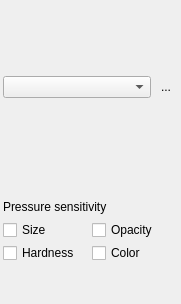
Above: src/client/ui/brushsettings.ui from drawpile/Drawpile before the change. Below: the same form after it.
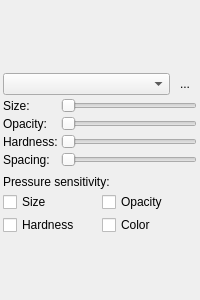
That is the form after the change. Icons and pictures are not drawn. Custom widgets are drawn as their Qt base class.

Commit message: Use standard sliders for brush settings (again)

Patch:
```diff
--- a/src/client/ui/brushsettings.ui
+++ b/src/client/ui/brushsettings.ui
@@ -6,14 +6,17 @@
    <rect>
     <x>0</x>
     <y>0</y>
-    <width>181</width>
-    <height>304</height>
+    <width>200</width>
+    <height>300</height>
    </rect>
   </property>
   <property name="windowTitle">
    <string>Form</string>
   </property>
   <layout class="QVBoxLayout" name="verticalLayout">
+   <property name="spacing">
+    <number>3</number>
+   </property>
    <property name="leftMargin">
     <number>3</number>
    </property>
@@ -89,85 +92,109 @@
     </layout>
    </item>
    <item>
-    <widget class="BrushSlider" name="brushsize" native="true">
-     <property name="minimumSize">
-      <size>
-       <width>0</width>
-       <height>18</height>
-      </size>
+    <layout class="QGridLayout" name="gridLayout">
+     <property name="spacing">
+      <number>3</number>
      </property>
-     <property name="toolTip">
-      <string>Radius</string>
-     </property>
-     <property name="maximum" stdset="0">
-      <number>64</number>
-     </property>
-    </widget>
+     <item row="0" column="0">
+      <widget class="QLabel" name="label">
+       <property name="text">
+        <string>Size:</string>
+       </property>
+      </widget>
+     </item>
+     <item row="0" column="1">
+      <widget class="QSlider" name="brushsize">
+       <property name="maximum">
+        <number>64</number>
+       </property>
+       <property name="orientation">
+        <enum>Qt::Horizontal</enum>
+       </property>
+      </widget>
+     </item>
+     <item row="1" column="0">
+      <widget class="QLabel" name="label_2">
+       <property name="text">
+        <string>Opacity:</string>
+       </property>
+      </widget>
+     </item>
+     <item row="1" column="1">
+      <widget class="QSlider" name="brushopacity">
+       <property name="minimum">
+        <number>1</number>
+       </property>
+       <property name="maximum">
+        <number>100</number>
+       </property>
+       <property name="orientation">
+        <enum>Qt::Horizontal</enum>
+       </property>
+      </widget>
+     </item>
+     <item row="2" column="0">
+      <widget class="QLabel" name="label_3">
+       <property name="text">
+        <string>Hardness:</string>
+       </property>
+      </widget>
+     </item>
+     <item row="2" column="1">
+      <widget class="QSlider" name="brushhardness">
+       <property name="minimum">
+        <number>1</number>
+       </property>
+       <property name="maximum">
+        <number>100</number>
+       </property>
+       <property name="orientation">
+        <enum>Qt::Horizontal</enum>
+       </property>
+      </widget>
+     </item>
+     <item row="3" column="0">
+      <widget class="QLabel" name="label_4">
+       <property name="text">
+        <string>Spacing:</string>
+       </property>
+      </widget>
+     </item>
+     <item row="3" column="1">
+      <widget class="QSlider" name="brushspacing">
+       <property name="minimum">
+        <number>1</number>
+       </property>
+       <property name="maximum">
+        <number>50</number>
+       </property>
+       <property name="orientation">
+        <enum>Qt::Horizontal</enum>
+       </property>
+      </widget>
+     </item>
+    </layout>
    </item>
    <item>
-    <widget class="BrushSlider" name="brushopacity" native="true">
-     <property name="minimumSize">
-      <size>
-       <width>0</width>
-       <height>18</height>
-      </size>
+    <spacer name="verticalSpacer">
+     <property name="orientation">
+      <enum>Qt::Vertical</enum>
      </property>
-     <property name="toolTip">
-      <string>Opacity</string>
+     <property name="sizeType">
+      <enum>QSizePolicy::Fixed</enum>
      </property>
-     <property name="minimum" stdset="0">
-      <number>1</number>
-     </property>
-     <property name="maximum" stdset="0">
-      <number>100</number>
-     </property>
-    </widget>
-   </item>
-   <item>
-    <widget class="BrushSlider" name="brushhardness" native="true">
-     <property name="minimumSize">
+     <property name="sizeHint" stdset="0">
       <size>
-       <width>0</width>
-       <height>18</height>
+       <width>20</width>
+       <height>5</height>
       </size>
      </property>
-     <property name="toolTip">
-      <string>Hardness</string>
-     </property>
-     <property name="minimum" stdset="0">
-      <number>1</number>
-     </property>
-     <property name="maximum" stdset="0">
-      <number>100</number>
-     </property>
-    </widget>
-   </item>
-   <item>
-    <widget class="BrushSlider" name="brushspacing" native="true">
-     <property name="minimumSize">
-      <size>
-       <width>0</width>
-       <height>18</height>
-      </size>
-     </property>
-     <property name="toolTip">
-      <string>Spacing</string>
-     </property>
-     <property name="minimum" stdset="0">
-      <number>1</number>
-     </property>
-     <property name="maximum" stdset="0">
-      <number>50</number>
-     </property>
-     <property name="suffix" stdset="0">
-      <string>%</string>
-     </property>
-    </widget>
+    </spacer>
    </item>
    <item>
     <widget class="QLabel" name="label_5">
      <property name="text">
-      <string>Pressure sensitivity</string>
+      <string>Pressure sensitivity:</string>
      </property>
     </widget>
    </item>
@@ -240,11 +267,6 @@
    <header>widgets/brushpreview.h</header>
    <container>1</container>
   </customwidget>
-  <customwidget>
-   <class>BrushSlider</class>
-   <extends>QWidget</extends>
-   <header>widgets/brushslider.h</header>
-  </customwidget>
  </customwidgets>
  <tabstops>
   <tabstop>pressuresize</tabstop>
```
Left out of the diff: 84 changed lines with no effect on the pictures. The commit also changes 12 other files.
